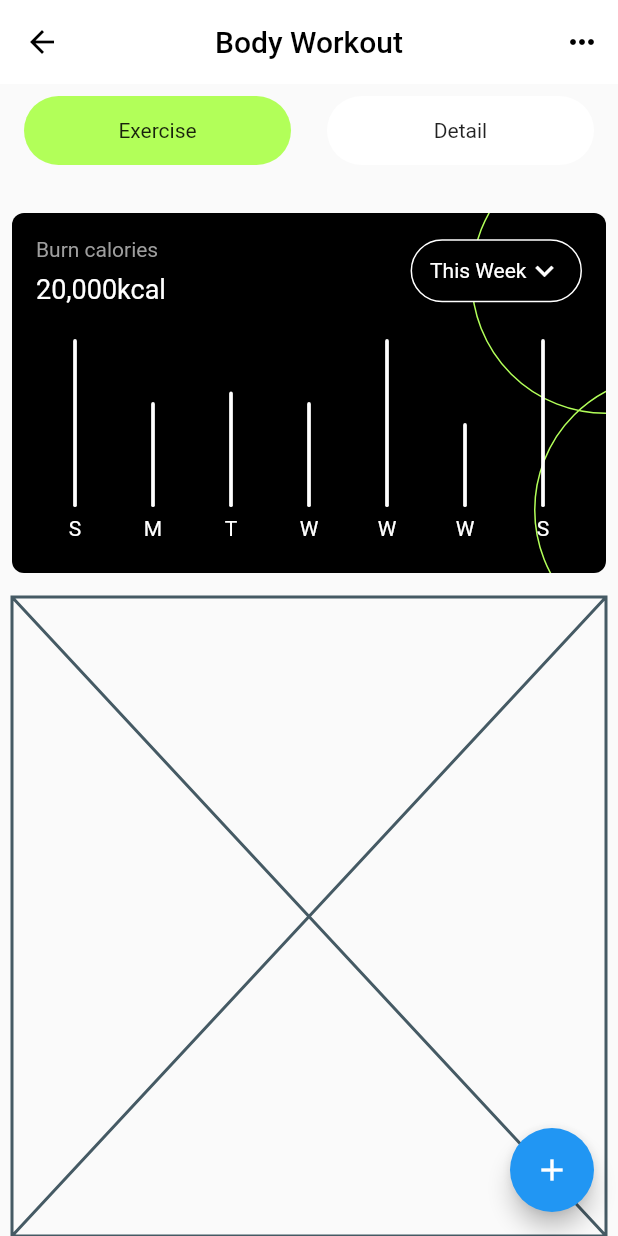
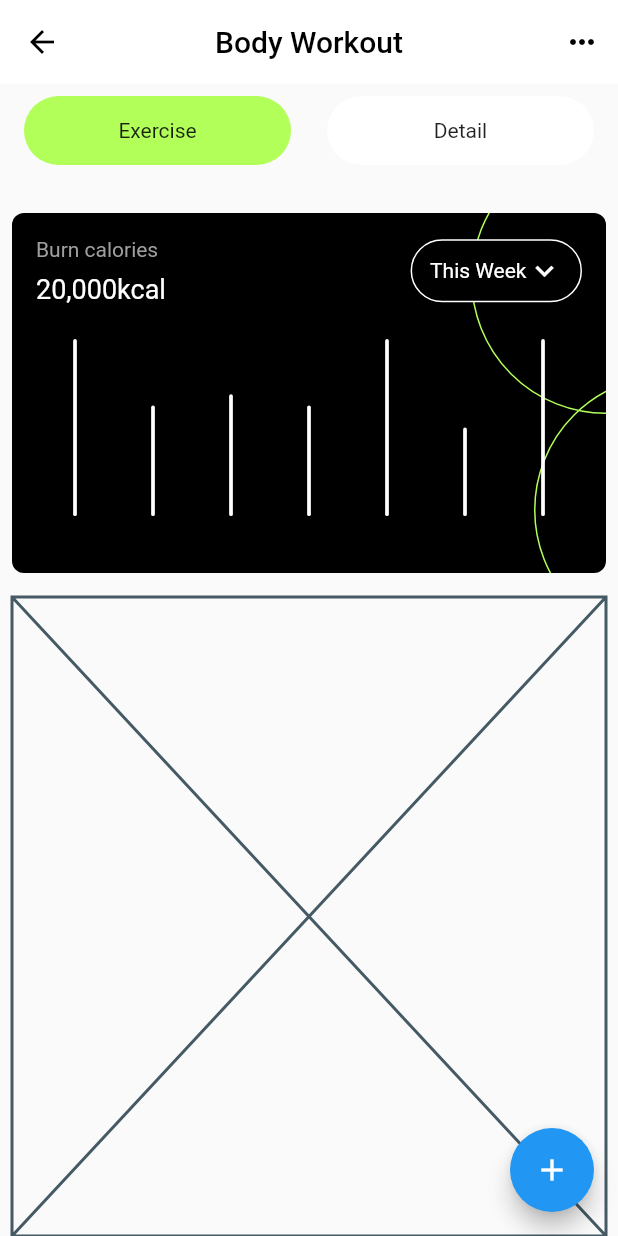
Before and after one commit to JAICHANGPARK/flutter_notebook_16th_story, a Flutter app: the FitnessBodyWorkoutPage screen opened directly, on a phone screen of 412 x 824 dp. Run offline on Flutter 3.47's test engine with Material 2 defaults, Android fonts, the phone set to English and light mode, and no system bars; drawn by our look-alikes of fl_chart; our stand-ins replace animated_text_kit, badges, cached_network_image, equatable, flutter_bloc, flutter_riverpod and 8 more; missing offline and left inert: coolicons.

Commit message:
migrate fl chart

```diff
--- a/lib/ep951_fitness_mobile_app/src/ui/fitness_body_workout_page.dart
+++ b/lib/ep951_fitness_mobile_app/src/ui/fitness_body_workout_page.dart
@@ -25,8 +25,6 @@ class _FitnessBodyWorkoutPageState extends State<FitnessBodyWorkoutPage> {
         actions: [IconButton(onPressed: () {}, icon: const Icon(Icons.more_horiz))],
       ),
       body: SafeArea(
-
-
         child: Padding(
           padding: const EdgeInsets.symmetric(horizontal: 8),
           child: Column(
@@ -34,8 +32,8 @@ class _FitnessBodyWorkoutPageState extends State<FitnessBodyWorkoutPage> {
               Container(
                 height: 62,
                 decoration: const BoxDecoration(
-                  // color: Colors.grey,
-                ),
+                    // color: Colors.grey,
+                    ),
                 child: Row(
                   children: [
                     Expanded(
@@ -102,7 +100,8 @@ class _FitnessBodyWorkoutPageState extends State<FitnessBodyWorkoutPage> {
                         child: Container(
                           height: 180,
                           width: 180,
-                          decoration: BoxDecoration(shape: BoxShape.circle, border: Border.all(color: Colors.lightGreenAccent)),
+                          decoration:
+                              BoxDecoration(shape: BoxShape.circle, border: Border.all(color: Colors.lightGreenAccent)),
                         )),
                     Positioned(
                         right: -132,
@@ -110,7 +109,8 @@ class _FitnessBodyWorkoutPageState extends State<FitnessBodyWorkoutPage> {
                         child: Container(
                           height: 180,
                           width: 180,
-                          decoration: BoxDecoration(shape: BoxShape.circle, border: Border.all(color: Colors.lightGreenAccent)),
+                          decoration:
+                              BoxDecoration(shape: BoxShape.circle, border: Border.all(color: Colors.lightGreenAccent)),
                         )),
                     Positioned(
                         left: 16,
@@ -139,10 +139,9 @@ class _FitnessBodyWorkoutPageState extends State<FitnessBodyWorkoutPage> {
                             Spacer(),
                             Container(
                               decoration: BoxDecoration(
-                                color: Colors.black,
-                                border: Border.all(color: Colors.white),
-                                borderRadius: BorderRadius.circular(32)
-                              ),
+                                  color: Colors.black,
+                                  border: Border.all(color: Colors.white),
+                                  borderRadius: BorderRadius.circular(32)),
                               padding: EdgeInsets.symmetric(horizontal: 12, vertical: 8),
                               child: Row(
                                 children: [
@@ -169,55 +168,63 @@ class _FitnessBodyWorkoutPageState extends State<FitnessBodyWorkoutPage> {
                           alignment: BarChartAlignment.spaceAround,
                           gridData: FlGridData(show: false),
                           titlesData: FlTitlesData(
-                              bottomTitles: SideTitles(
+                            bottomTitles: AxisTitles(
+                              sideTitles: SideTitles(
                                   showTitles: true,
-                                  getTextStyles: (context, value) => const TextStyle(color: Colors.white),
-                                  getTitles: (value) {
+                                  // getTitlesWidget: (context, value) => const TextStyle(color: Colors.white),
+                                  getTitlesWidget: (value, meta) {
                                     switch (value.toInt()) {
                                       case 0:
-                                        return "S";
+                                        return Text("S");
                                       case 1:
-                                        return "M";
+                                        return Text("M");
                                       case 2:
-                                        return "T";
+                                        return Text("T");
                                       case 3:
-                                        return "W";
+                                        return Text("W");
                                       case 4:
-                                        return "W";
+                                        return Text("W");
                                       case 5:
-                                        return "W";
+                                        return Text("W");
                                       case 6:
-                                        return "S";
+                                        return Text("S");
                                       default:
-                                        return "A";
+                                        return Text("A");
                                     }
                                   }),
-                              leftTitles: SideTitles(showTitles: false),
-                              rightTitles: SideTitles(showTitles: false),
-                              topTitles: SideTitles(showTitles: false)),
+                            ),
+                            leftTitles: AxisTitles(
+                              sideTitles: SideTitles(showTitles: false),
+                            ),
+                            rightTitles: AxisTitles(
+                              sideTitles: SideTitles(showTitles: false),
+                            ),
+                            topTitles: AxisTitles(sideTitles: SideTitles(showTitles: false)),
+                          ),
                           borderData: FlBorderData(show: false),
-                          axisTitleData: FlAxisTitleData(show: false),
+
+                          // axisTitleData: FlAxisTitleData(show: false),
                           barGroups: [
                             BarChartGroupData(x: 0, barRods: [
-                              BarChartRodData(y: 16, width: 2.5, colors: [Colors.white])
+                              BarChartRodData(fromY: 16, width: 2.5, color: Colors.white, toY: 0)
                             ]),
                             BarChartGroupData(x: 1, barRods: [
-                              BarChartRodData(y: 10, width: 2.5, colors: [Colors.white])
+                              BarChartRodData(fromY: 10, width: 2.5, color: Colors.white, toY: 0)
                             ]),
                             BarChartGroupData(x: 2, barRods: [
-                              BarChartRodData(y: 11, width: 2.5, colors: [Colors.white])
+                              BarChartRodData(fromY: 11, width: 2.5, color: Colors.white,toY: 0)
                             ]),
                             BarChartGroupData(x: 3, barRods: [
-                              BarChartRodData(y: 10, width: 2.5, colors: [Colors.white])
+                              BarChartRodData(fromY: 10, width: 2.5, color: Colors.white,toY: 0)
                             ]),
                             BarChartGroupData(x: 4, barRods: [
-                              BarChartRodData(y: 16, width: 2.5, colors: [Colors.white])
+                              BarChartRodData(fromY: 16, width: 2.5, color: Colors.white,toY: 0)
                             ]),
                             BarChartGroupData(x: 5, barRods: [
-                              BarChartRodData(y: 8, width: 2.5, colors: [Colors.white])
+                              BarChartRodData(fromY: 8, width: 2.5, color: Colors.white,toY: 0)
                             ]),
                             BarChartGroupData(x: 6, barRods: [
-                              BarChartRodData(y: 16, width: 2.5, colors: [Colors.white])
+                              BarChartRodData(fromY: 16, width: 2.5, color: Colors.white,toY: 0)
                             ]),
                           ],
                         ),
```
Also changed, not shown: lib/ep951_fitness_mobile_app/src/ui/fitness_main_page.dart (+55 -23 lines), lib/ep965_bank_wallet_app/src/ui/bank_wallet_static_page.dart (+36 -16 lines), lib/ep998_english_word_learning_app/src/ui/english_word_main_page.dart (+94 -85 lines), pubspec.lock.
